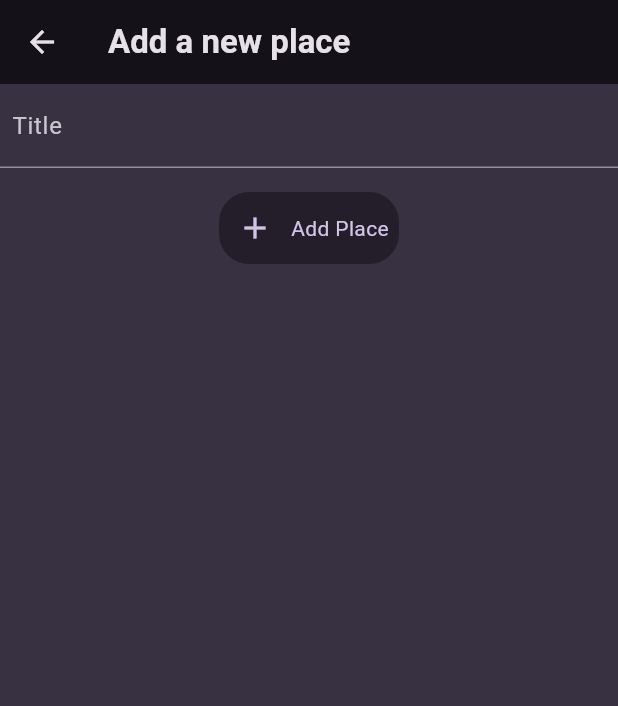
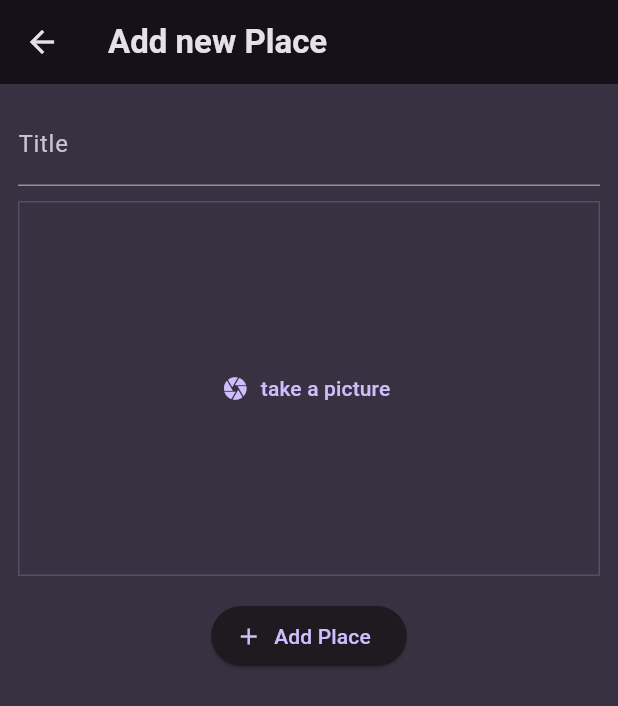
Before and after one commit to lucasfrotabarroso14/favorite_places_app_flutter, a Flutter app: the screen it shows after launch, after a tap on the "add" icon, on a phone screen of 412 x 824 dp. Shown: the top 706 px of the screen. Run offline on Flutter 3.47's test engine with Material 3 defaults, Android fonts, the phone set to English and light mode, and no system bars; our stand-ins replace flutter_riverpod, google_fonts, riverpod.

Commit message:
adding riverpod

```diff
--- a/lib/main.dart
+++ b/lib/main.dart
@@ -1,7 +1,9 @@
+
 import 'package:favorite_places_app/screens/your_places_screen.dart';
 import 'package:flutter/material.dart';
+import 'package:flutter_riverpod/flutter_riverpod.dart';
+
 import 'package:google_fonts/google_fonts.dart';
-
 
 final colorScheme = ColorScheme.fromSeed(
   brightness: Brightness.dark,
@@ -26,24 +28,23 @@ final theme = ThemeData().copyWith(
   ),
 );
 
-
-
 void main() {
-  runApp(const MyApp());
+  runApp(
+    ProviderScope(
+      child: const MyApp(), // Use ProviderScope corretamente
+    ),
+  );
 }
 
 class MyApp extends StatelessWidget {
   const MyApp({super.key});
 
-  // This widget is the root of your application.
   @override
   Widget build(BuildContext context) {
     return MaterialApp(
-
-      title: 'Great places',
+      title: 'Great Places',
       theme: theme,
-      home: YourPlacesScreen(places: [],),
-
+      home: const PlacesScreen(),
     );
   }
 }
--- a/lib/models/place.dart
+++ b/lib/models/place.dart
@@ -1,9 +1,10 @@
+import 'package:uuid/uuid.dart';
 
-class Place{
+const uuid = Uuid();
 
-  const Place({required this.id, required this.name});
+class Place {
+  Place({required this.title}) : id = uuid.v4();
 
   final String id;
-  final String name;
-
+  final String title;
 }
--- /dev/null
+++ b/lib/providers/places_provider.dart
@@ -0,0 +1,26 @@
+
+
+import 'package:riverpod/riverpod.dart';
+
+import '../models/place.dart';
+
+class UserPlacesNotifier extends StateNotifier<List<Place>>{
+
+  UserPlacesNotifier() : super([]); // o estado inicial é uma lista vazia []
+
+
+  addPlace(String title){
+    final newPlace = Place(title: title);
+    state = [newPlace,...state];
+
+  }
+
+
+
+}
+
+
+
+final userPlacesProvider = StateNotifierProvider<UserPlacesNotifier,List<Place>>(
+        (ref) => UserPlacesNotifier()
+);
--- a/lib/screens/add_place_screen.dart
+++ b/lib/screens/add_place_screen.dart
@@ -1,86 +1,66 @@
-import 'package:flutter/cupertino.dart';
+import 'package:favorite_places_app/providers/places_provider.dart';
+import 'package:favorite_places_app/widgets/image_input.dart';
 import 'package:flutter/material.dart';
+import 'package:flutter_riverpod/flutter_riverpod.dart';
 
-import '../models/place.dart';
-
-class AddPlaceScreen extends StatefulWidget {
+class AddPlaceScreen extends ConsumerStatefulWidget {
   const AddPlaceScreen({super.key});
 
   @override
-  State<AddPlaceScreen> createState() => _AddPlaceScreenState();
+  ConsumerState<AddPlaceScreen> createState() {
+    return _AddPlaceScreenState();
+  }
 }
 
-class _AddPlaceScreenState extends State<AddPlaceScreen> {
+class _AddPlaceScreenState extends ConsumerState<AddPlaceScreen> {
 
-  late String _title='';
 
-  void _saveItem(BuildContext context){
-    if(_formKey.currentState!.validate()){
-      _formKey.currentState!.save();
-      Place newPlace = Place(id:'1',name: _title);
-      Navigator.of(context).pop(newPlace);
+  final _titleController = TextEditingController();
+
+  void _savePlace(){
+    final  enteredTitle = _titleController.text;
+
+    if(enteredTitle.isEmpty){
+      return;
     }
+    ref.read(userPlacesProvider.notifier).addPlace(enteredTitle );
+    Navigator.of(context).pop();
+
   }
 
-  final _formKey = GlobalKey<FormState>();
+  @override
+  void dispose() {
+    _titleController.dispose();
+    super.dispose();
+  }
 
   @override
   Widget build(BuildContext context) {
     return Scaffold(
       appBar: AppBar(
-        title: Text('Add a new place'),
+        title: const Text('Add new Place'),
       ),
-      body: Form(
-        key: _formKey,
-
+      body: SingleChildScrollView(
+        padding: const EdgeInsets.all(12),
         child: Column(
           children: [
-           TextFormField(
-             style: TextStyle(color: Colors.white),
-
-             validator: (value){
-               if(value == null || value.isEmpty ){
-                 return 'Cant be null';
-               }
-               return null;
-             },
-             decoration: InputDecoration(
-
-               label: Padding(
-                 padding: const EdgeInsets.all(8.0),
-                 child: Text('Title'),
-
-
-               ),
-
-
-             ),
-             onSaved: (value){
-               _title = value!;
-             },
-           ),
-            Padding(
-              padding: const EdgeInsets.all(16.0),
-              child: Container(
-                width: 120,
-                decoration: BoxDecoration(
-                  borderRadius: BorderRadius.circular(20),
-                  color: Colors.black38,
-                ),
-
-
-                  child: Row(
-                    children: [
-                      IconButton(onPressed: (){_saveItem(context);}, icon: Icon(Icons.add,color: Colors.deepPurple[100],)
-                      ),
-                      Text('Add Place',style: TextStyle(color: Colors.deepPurple[100]),)
-                    ],
-                  )
+            TextField(
+              decoration: const InputDecoration(labelText: 'Title'),
+              controller: _titleController,
+              style: TextStyle(
+                color: Theme.of(context).colorScheme.onBackground,
               ),
-            )
+            ),
+            const SizedBox(height: 10),
+            ImageInput(),
+            const SizedBox(height: 16),
+            ElevatedButton.icon(
+              onPressed: _savePlace,
+              icon: const Icon(Icons.add),
+              label: const Text('Add Place'),
+            ),
           ],
         ),
-
       ),
     );
   }
--- a/lib/screens/your_places_screen.dart
+++ b/lib/screens/your_places_screen.dart
@@ -1,74 +1,39 @@
 
-import 'package:favorite_places_app/screens/place_detail_screen.dart';
-import 'package:favorite_places_app/widgets/places_list.dart';
+import 'package:favorite_places_app/providers/places_provider.dart';
 import 'package:flutter/cupertino.dart';
 import 'package:flutter/material.dart';
-import 'package:flutter/widgets.dart';
-import '../models/place.dart';
+import 'package:flutter_riverpod/flutter_riverpod.dart';
+import '../widgets/places_list.dart';
 import 'add_place_screen.dart';
 
-class YourPlacesScreen extends StatefulWidget {
 
-  const YourPlacesScreen({super.key, required this.places});
-  final List<Place> places;
-
-
-
-
-
-
+// onde for consumir os dados de places vou transformar em um consumerwidget
+class PlacesScreen extends ConsumerWidget {
+  const PlacesScreen({super.key});
 
   @override
-  State<YourPlacesScreen> createState() => _YourPlacesScreenState();
-}
-
-
-class _YourPlacesScreenState extends State<YourPlacesScreen> {
-
-  _selectPlace(BuildContext context, Place place){
-    Navigator.of(context).push(
-      MaterialPageRoute(builder: (ctx) => PlaceDetailScreen(place: place))
-    );
-  }
-
-
-
-  void _addPlace(BuildContext context) async {
-
-    var newPlace = await Navigator.of(context).push(
-        MaterialPageRoute(builder: (ctx) => AddPlaceScreen())
-    );
-    if (newPlace != null){
-      setState(() {
-        widget.places.add(newPlace);
-
-      });
-    }
-
-  }
-
-
-
-  @override
-  Widget build(BuildContext context) {
+  Widget build(BuildContext context, WidgetRef ref ) {
+    //aqui ele vai receber os dados
+    final userPlaces = ref.watch(userPlacesProvider);
     return Scaffold(
       appBar: AppBar(
-        title: Text('Your places'),
+        title: const Text('Your Places'),
         actions: [
-          IconButton(onPressed: () => _addPlace(context),
-            icon: Icon(Icons.add),
-
-
-
-          )
+          IconButton(
+            icon: const Icon(Icons.add),
+            onPressed: () {
+              Navigator.of(context).push(
+                MaterialPageRoute(
+                  builder: (ctx) => const AddPlaceScreen(),
+                ),
+              );
+            },
+          ),
         ],
       ),
-      body:Column(children: [
-
-        Expanded(child: PlacesList(
-          places: widget.places,
-          onSelectPlace:(place) => _selectPlace(context,place)))
-      ],)
+      body: PlacesList(
+        places: userPlaces,
+      ),
     );
   }
 }
--- /dev/null
+++ b/lib/widgets/image_input.dart
@@ -0,0 +1,36 @@
+
+
+import 'package:flutter/cupertino.dart';
+import 'package:flutter/material.dart';
+
+class ImageInput extends StatefulWidget {
+  const ImageInput({super.key});
+
+  @override
+  State<ImageInput> createState() => _ImageInputState();
+}
+
+class _ImageInputState extends State<ImageInput> {
+
+  void _takePicture(){
+
+  }
+
+  @override
+  Widget build(BuildContext context) {
+    return Container(
+      decoration: BoxDecoration(
+        border:Border.all(width: 1,color:Theme.of(context).colorScheme.primary.withOpacity(0.2))
+      ),
+      height: 250,
+      width: double.infinity,
+      alignment: Alignment.center,
+      child: TextButton.icon(
+          onPressed: _takePicture,
+          icon: const Icon(Icons.camera),
+          label: Text('take a picture')
+      ),
+
+    );
+  }
+}
--- a/lib/widgets/places_list.dart
+++ b/lib/widgets/places_list.dart
@@ -1,29 +1,42 @@
-import 'package:flutter/cupertino.dart';
+import 'package:favorite_places_app/screens/place_detail_screen.dart';
 import 'package:flutter/material.dart';
 
 import '../models/place.dart';
 
 class PlacesList extends StatelessWidget {
-  const PlacesList({super.key, required this.places, required this.onSelectPlace});
+  const PlacesList({super.key, required this.places});
 
   final List<Place> places;
 
-  final void  Function(Place) onSelectPlace;
-
-
-
   @override
   Widget build(BuildContext context) {
+    if (places.isEmpty) {
+      return Center(
+        child: Text(
+          'No places added yet',
+          style: Theme.of(context).textTheme.bodyLarge!.copyWith(
+            color: Theme.of(context).colorScheme.onBackground,
+          ),
+        ),
+      );
+    }
+
     return ListView.builder(
-        itemCount: places.length,
-        itemBuilder: (ctx, index) =>
-            InkWell(
-              onTap:() => onSelectPlace(places[index]),
-              child: ListTile(
-                title: Text(places[index].name,style: TextStyle(color: Colors.white)),
-              ),
-            )
-
+      itemCount: places.length,
+      itemBuilder: (ctx, index) => ListTile(
+        title: Text(
+          places[index].title,
+          style: Theme.of(context).textTheme.titleMedium!.copyWith(
+            color: Theme.of(context).colorScheme.onBackground,
+          ),
+        ),
+        onTap: (){
+          Navigator.of(context).push(
+              MaterialPageRoute(
+                  builder: (ctx) => PlaceDetailScreen(place: places[index]))
+          );
+        },
+      ),
     );
   }
 }
--- a/pubspec.yaml
+++ b/pubspec.yaml
@@ -36,6 +36,10 @@ dependencies:
   # Use with the CupertinoIcons class for iOS style icons.
   cupertino_icons: ^1.0.6
   google_fonts: ^6.2.0
+  riverpod: ^2.5.1
+  uuid: ^4.3.3
+  flutter_riverpod: ^2.5.1
+  image_picker: ^1.0.7
 
 dev_dependencies:
   flutter_test:
```
Also changed, not shown: lib/screens/place_detail_screen.dart (+13 -8 lines), pubspec.lock, 5 other files.
